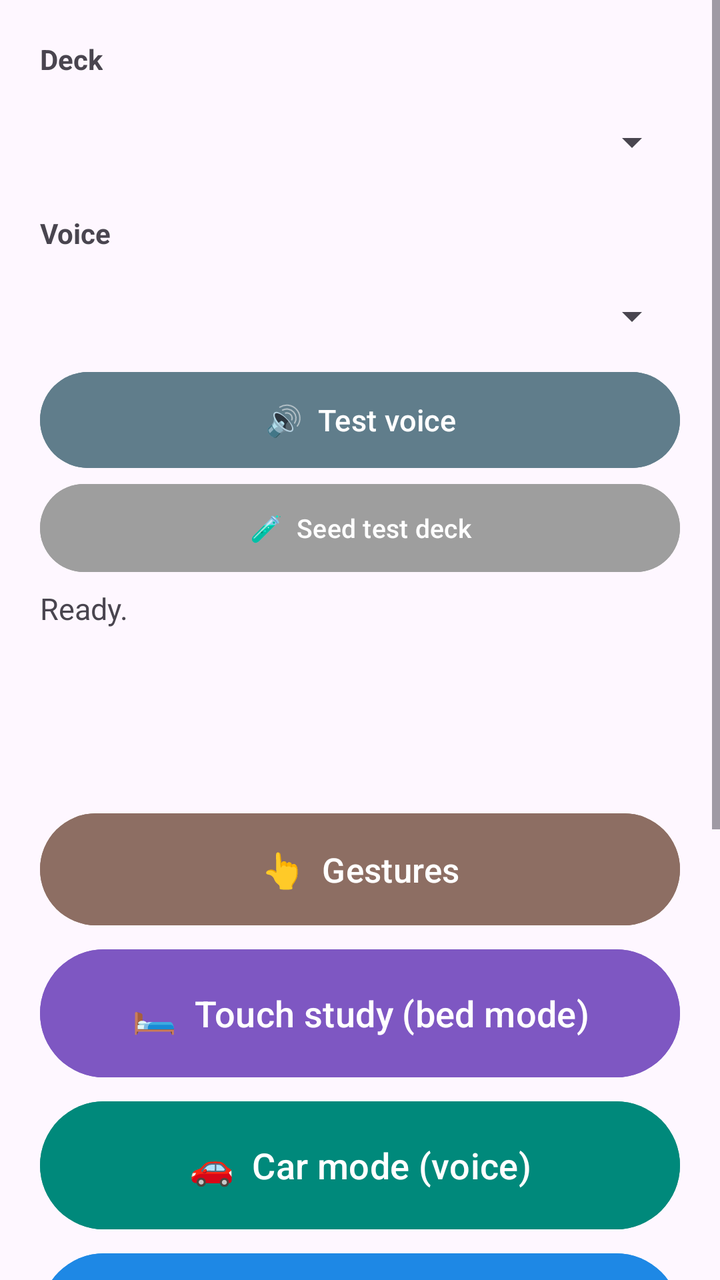
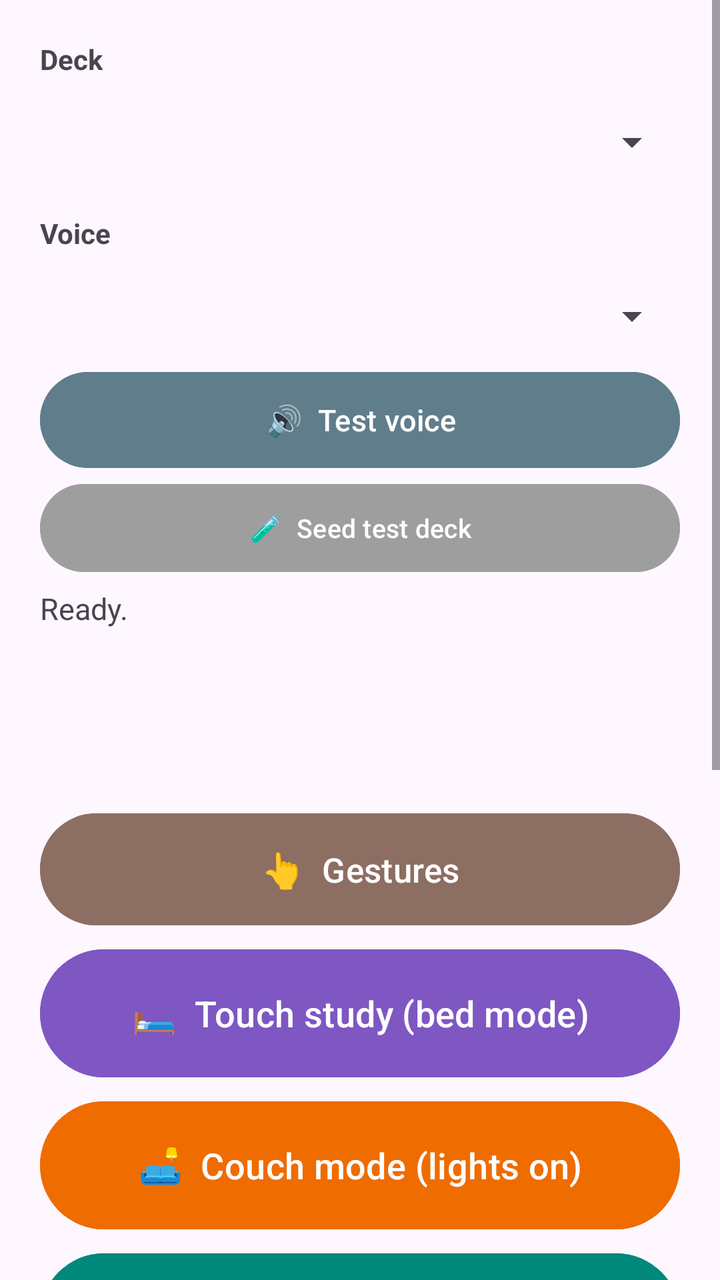

Compare the two renders of this Android layout. The source of the first and the diff that turns it into the second are given below.
<!-- AndroidManifest.xml: application theme Theme.AnkiAudio -->
<!-- res/layout/activity_main.xml -->
<?xml version="1.0" encoding="utf-8"?>
<ScrollView xmlns:android="http://schemas.android.com/apk/res/android"
    xmlns:tools="http://schemas.android.com/tools"
    android:id="@+id/main"
    android:layout_width="match_parent"
    android:layout_height="match_parent"
    android:fillViewport="true"
    tools:context=".MainActivity">

    <LinearLayout
        android:layout_width="match_parent"
        android:layout_height="wrap_content"
        android:orientation="vertical"
        android:padding="20dp">

        <TextView
            android:layout_width="wrap_content"
            android:layout_height="wrap_content"
            android:paddingBottom="4dp"
            android:text="Deck"
            android:textSize="14sp"
            android:textStyle="bold" />

        <Spinner
            android:id="@+id/deckSpinner"
            android:layout_width="match_parent"
            android:layout_height="56dp"
            android:layout_marginBottom="8dp" />

        <TextView
            android:layout_width="wrap_content"
            android:layout_height="wrap_content"
            android:paddingBottom="4dp"
            android:text="Voice"
            android:textSize="14sp"
            android:textStyle="bold" />

        <Spinner
            android:id="@+id/voiceSpinner"
            android:layout_width="match_parent"
            android:layout_height="56dp" />

        <Button
            android:id="@+id/testVoiceButton"
            android:layout_width="match_parent"
            android:layout_height="48dp"
            android:layout_marginBottom="8dp"
            android:backgroundTint="#607D8B"
            android:insetTop="0dp"
            android:insetBottom="0dp"
            android:text="🔊  Test voice"
            android:textAllCaps="false"
            android:textColor="#FFFFFF"
            android:textSize="15sp" />

        <Button
            android:id="@+id/seedButton"
            android:layout_width="match_parent"
            android:layout_height="44dp"
            android:layout_marginBottom="8dp"
            android:backgroundTint="#9E9E9E"
            android:insetTop="0dp"
            android:insetBottom="0dp"
            android:text="🧪  Seed test deck"
            android:textAllCaps="false"
            android:textColor="#FFFFFF"
            android:textSize="13sp" />

        <TextView
            android:id="@+id/statusView"
            android:layout_width="match_parent"
            android:layout_height="wrap_content"
            android:paddingBottom="12dp"
            android:text="Ready."
            android:textSize="15sp" />

        <TextView
            android:id="@+id/questionView"
            android:layout_width="match_parent"
            android:layout_height="wrap_content"
            android:paddingBottom="8dp"
            android:text=""
            android:textSize="22sp"
            android:textStyle="bold" />

        <TextView
            android:id="@+id/answerView"
            android:layout_width="match_parent"
            android:layout_height="wrap_content"
            android:paddingBottom="16dp"
            android:text=""
            android:textSize="20sp" />

        
        <Button
            android:id="@+id/sessionButton"
            android:layout_width="match_parent"
            android:layout_height="64dp"
            android:layout_marginBottom="12dp"
            android:backgroundTint="#5C6BC0"
            android:insetTop="0dp"
            android:insetBottom="0dp"
            android:text="🌙  Eyes-free (screen off)"
            android:textAllCaps="false"
            android:textColor="#FFFFFF"
            android:textSize="18sp"
            android:visibility="gone" />

        <Button
            android:id="@+id/gesturesButton"
            android:layout_width="match_parent"
            android:layout_height="56dp"
            android:layout_marginBottom="12dp"
            android:backgroundTint="#8D6E63"
            android:insetTop="0dp"
            android:insetBottom="0dp"
            android:text="👆  Gestures"
            android:textAllCaps="false"
            android:textColor="#FFFFFF"
            android:textSize="17sp" />

        <Button
            android:id="@+id/touchButton"
            android:layout_width="match_parent"
            android:layout_height="64dp"
            android:layout_marginBottom="12dp"
            android:backgroundTint="#7E57C2"
            android:insetTop="0dp"
            android:insetBottom="0dp"
            android:text="🛏  Touch study (bed mode)"
            android:textAllCaps="false"
            android:textColor="#FFFFFF"
            android:textSize="18sp" />

        <Button
            android:id="@+id/carButton"
            android:layout_width="match_parent"
            android:layout_height="64dp"
            android:layout_marginBottom="12dp"
            android:backgroundTint="#00897B"
            android:insetTop="0dp"
            android:insetBottom="0dp"
            android:text="🚗  Car mode (voice)"
            android:textAllCaps="false"
            android:textColor="#FFFFFF"
            android:textSize="18sp" />

        <Button
            android:id="@+id/studyButton"
            android:layout_width="match_parent"
            android:layout_height="64dp"
            android:layout_marginBottom="20dp"
            android:backgroundTint="#1E88E5"
            android:insetTop="0dp"
            android:insetBottom="0dp"
            android:text="▶  Start study (here)"
            android:textAllCaps="false"
            android:textColor="#FFFFFF"
            android:textSize="18sp" />

        <TextView
            android:layout_width="wrap_content"
            android:layout_height="wrap_content"
            android:paddingBottom="6dp"
            android:text="During study"
            android:textSize="14sp"
            android:textStyle="bold" />

        <Button
            android:id="@+id/showButton"
            android:layout_width="match_parent"
            android:layout_height="72dp"
            android:layout_marginBottom="12dp"
            android:backgroundTint="#455A64"
            android:insetTop="0dp"
            android:insetBottom="0dp"
            android:text="👁  Show answer"
            android:textAllCaps="false"
            android:textColor="#FFFFFF"
            android:textSize="19sp" />

        <LinearLayout
            android:layout_width="match_parent"
            android:layout_height="wrap_content"
            android:layout_marginBottom="12dp"
            android:orientation="horizontal">

            <Button
                android:id="@+id/againButton"
                android:layout_width="0dp"
                android:layout_height="80dp"
                android:layout_marginEnd="6dp"
                android:layout_weight="1"
                android:backgroundTint="#E53935"
                android:insetTop="0dp"
                android:insetBottom="0dp"
                android:text="✗  Again"
                android:textAllCaps="false"
                android:textColor="#FFFFFF"
                android:textSize="20sp"
                android:textStyle="bold" />

            <Button
                android:id="@+id/goodButton"
                android:layout_width="0dp"
                android:layout_height="80dp"
                android:layout_marginStart="6dp"
                android:layout_weight="1"
                android:backgroundTint="#43A047"
                android:insetTop="0dp"
                android:insetBottom="0dp"
                android:text="✓  Good"
                android:textAllCaps="false"
                android:textColor="#FFFFFF"
                android:textSize="20sp"
                android:textStyle="bold" />
        </LinearLayout>

        <LinearLayout
            android:layout_width="match_parent"
            android:layout_height="wrap_content"
            android:orientation="horizontal">

            <Button
                android:id="@+id/replayButton"
                android:layout_width="0dp"
                android:layout_height="56dp"
                android:layout_marginEnd="6dp"
                android:layout_weight="1"
                android:backgroundTint="#616161"
                android:insetTop="0dp"
                android:insetBottom="0dp"
                android:text="🔁  Replay"
                android:textAllCaps="false"
                android:textColor="#FFFFFF"
                android:textSize="16sp" />

            <Button
                android:id="@+id/undoButton"
                android:layout_width="0dp"
                android:layout_height="56dp"
                android:layout_marginStart="6dp"
                android:layout_weight="1"
                android:backgroundTint="#616161"
                android:insetTop="0dp"
                android:insetBottom="0dp"
                android:text="↩  Undo"
                android:textAllCaps="false"
                android:textColor="#FFFFFF"
                android:textSize="16sp" />
        </LinearLayout>

        
        <Button
            android:id="@+id/editButton"
            android:layout_width="match_parent"
            android:layout_height="56dp"
            android:layout_marginTop="12dp"
            android:backgroundTint="#FB8C00"
            android:insetTop="0dp"
            android:insetBottom="0dp"
            android:text="✏  Edit card"
            android:textAllCaps="false"
            android:textColor="#FFFFFF"
            android:textSize="16sp"
            android:visibility="gone" />

    </LinearLayout>
</ScrollView>
<!-- resources referenced by this layout -->
<resources>
  <style name="Theme.AnkiAudio" parent="Base.Theme.AnkiAudio" />
  <style name="Base.Theme.AnkiAudio" parent="Theme.Material3.DayNight.NoActionBar">
          
          
      </style>
</resources>

<!-- the commit's change to res/layout/activity_main.xml (unified diff, before → after) -->
@@ -133,6 +133,19 @@
             android:textSize="18sp" />
 
         <Button
+            android:id="@+id/couchButton"
+            android:layout_width="match_parent"
+            android:layout_height="64dp"
+            android:layout_marginBottom="12dp"
+            android:backgroundTint="#EF6C00"
+            android:insetTop="0dp"
+            android:insetBottom="0dp"
+            android:text="🛋  Couch mode (lights on)"
+            android:textAllCaps="false"
+            android:textColor="#FFFFFF"
+            android:textSize="18sp" />
+
+        <Button
             android:id="@+id/carButton"
             android:layout_width="match_parent"
             android:layout_height="64dp"
